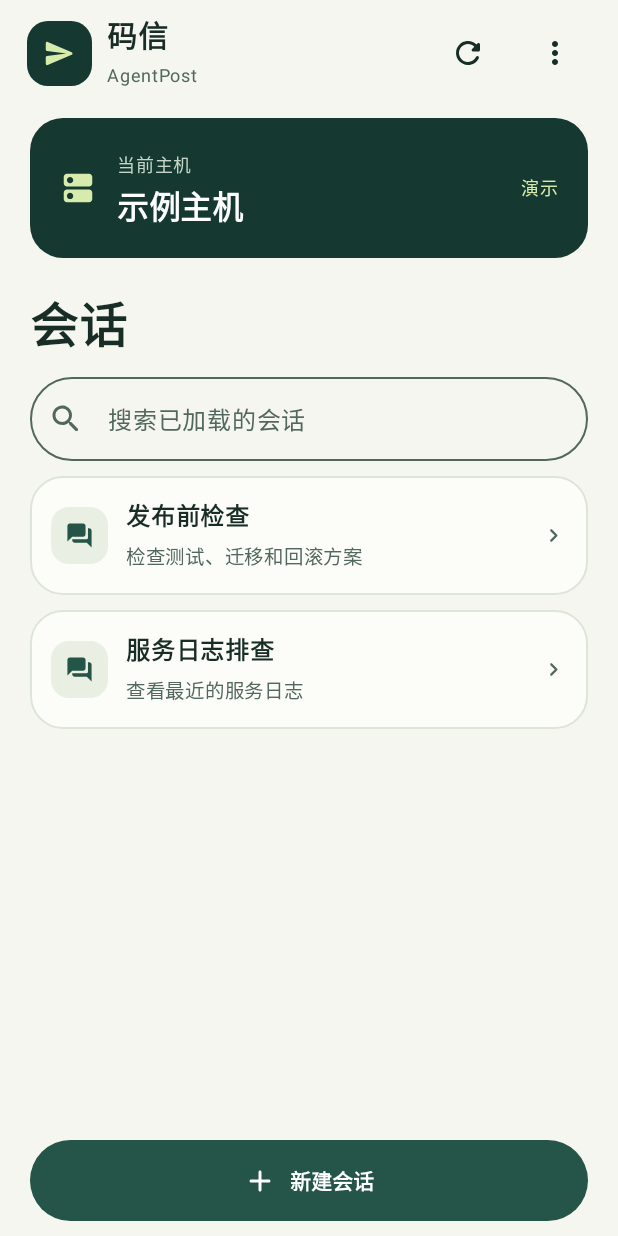
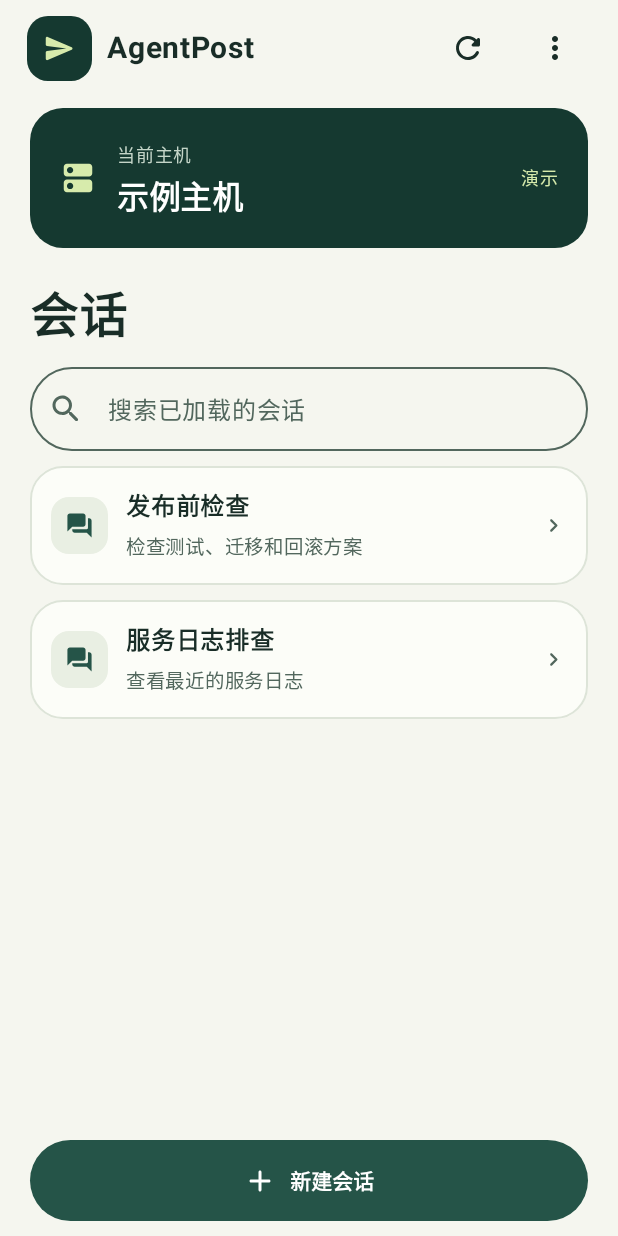
Before and after one commit to zidian666/AgentPost, an Android app built with Jetpack Compose: the screen it shows after launch (MainActivity), after a tap on "体验示例会话", on a phone screen of 412 x 824 dp. Run offline under Robolectric (Android 15) with nearby library versions, the phone set to English and light mode, and no system bars; libraries missing offline, so code that uses them is left out: com.sun.mail, javax.mail, javax.mail.internet, javax.mail.search.

Commit message:
Use AgentPost as the Android app name
Use the same name in the launcher, onboarding, session list, and README.

```diff
--- a/android/src/main/AndroidManifest.xml
+++ b/android/src/main/AndroidManifest.xml
@@ -1,6 +1,6 @@
 <manifest xmlns:android="http://schemas.android.com/apk/res/android">
     <uses-permission android:name="android.permission.INTERNET" />
-    <application android:theme="@style/Theme.AgentPost" android:label="码信" android:icon="@drawable/ic_agentpost"
+    <application android:theme="@style/Theme.AgentPost" android:label="AgentPost" android:icon="@drawable/ic_agentpost"
         android:allowBackup="false" android:dataExtractionRules="@xml/data_extraction_rules"
         android:usesCleartextTraffic="false">
         <activity android:name=".MainActivity" android:exported="true" android:windowSoftInputMode="adjustResize">
--- a/android/src/main/kotlin/app/agentpost/MainActivity.kt
+++ b/android/src/main/kotlin/app/agentpost/MainActivity.kt
@@ -111,8 +111,7 @@ private fun ConnectScreen(model: AgentPostModel) {
                 focus.clearFocus()
                 pairingStep = false
             } else Brand()
-            Text("码信", color = Ink, fontWeight = FontWeight.Bold, fontSize = 22.sp)
-            Text("AgentPost", color = Muted, fontSize = 14.sp)
+            Text("AgentPost", color = Ink, fontWeight = FontWeight.Bold, fontSize = 22.sp)
         }
         Spacer(Modifier.height(10.dp))
         Surface(color = Forest, shape = Rounded) {
@@ -173,10 +172,7 @@ private fun SessionsScreen(model: AgentPostModel) {
         Row(Modifier.fillMaxWidth().padding(horizontal = 18.dp, vertical = 8.dp),
             verticalAlignment = Alignment.CenterVertically, horizontalArrangement = Arrangement.spacedBy(10.dp)) {
             Brand()
-            Column(Modifier.weight(1f)) {
-                Text("码信", fontSize = 20.sp, fontWeight = FontWeight.Bold)
-                Text("AgentPost", fontSize = 12.sp, color = Muted)
-            }
+            Text("AgentPost", modifier = Modifier.weight(1f), fontSize = 20.sp, fontWeight = FontWeight.Bold)
             Action(Icons.Rounded.Refresh, "刷新会话", !busy) { model.refresh() }
             Box {
                 Action(Icons.Rounded.MoreVert, "主机选项", !busy) { menu = true }
```
Also changed, not shown: 1 other file.
